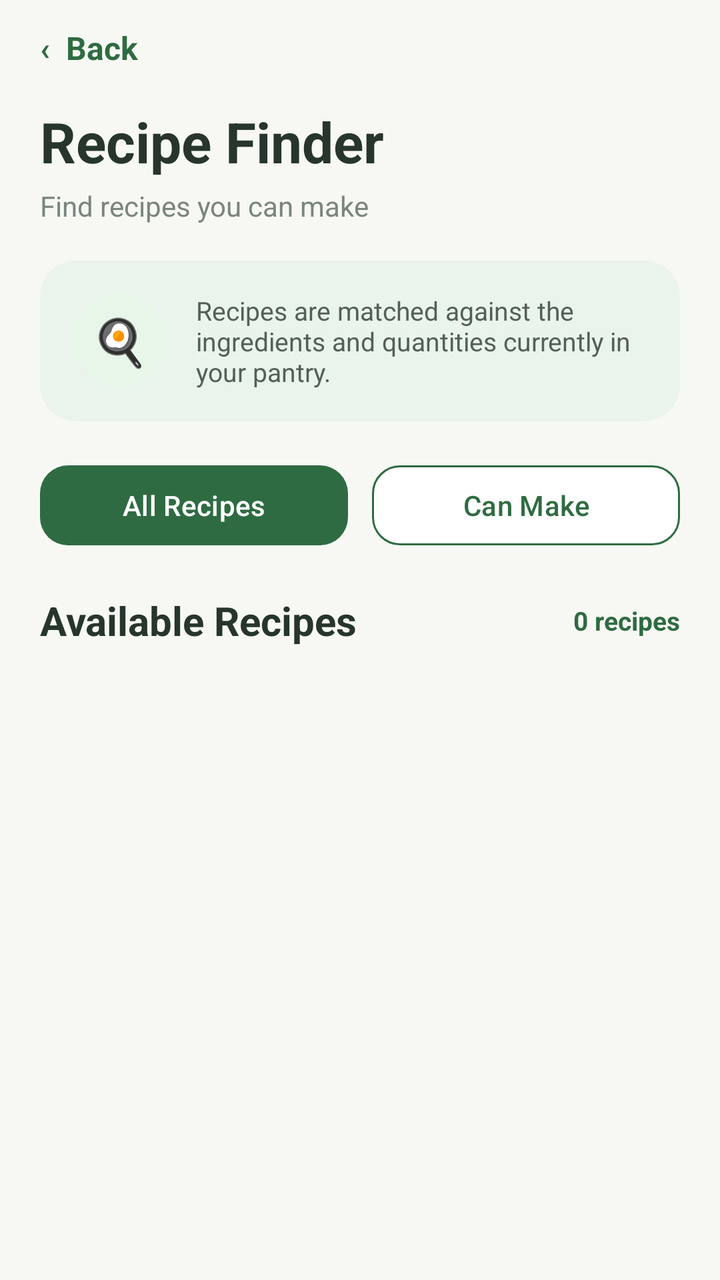
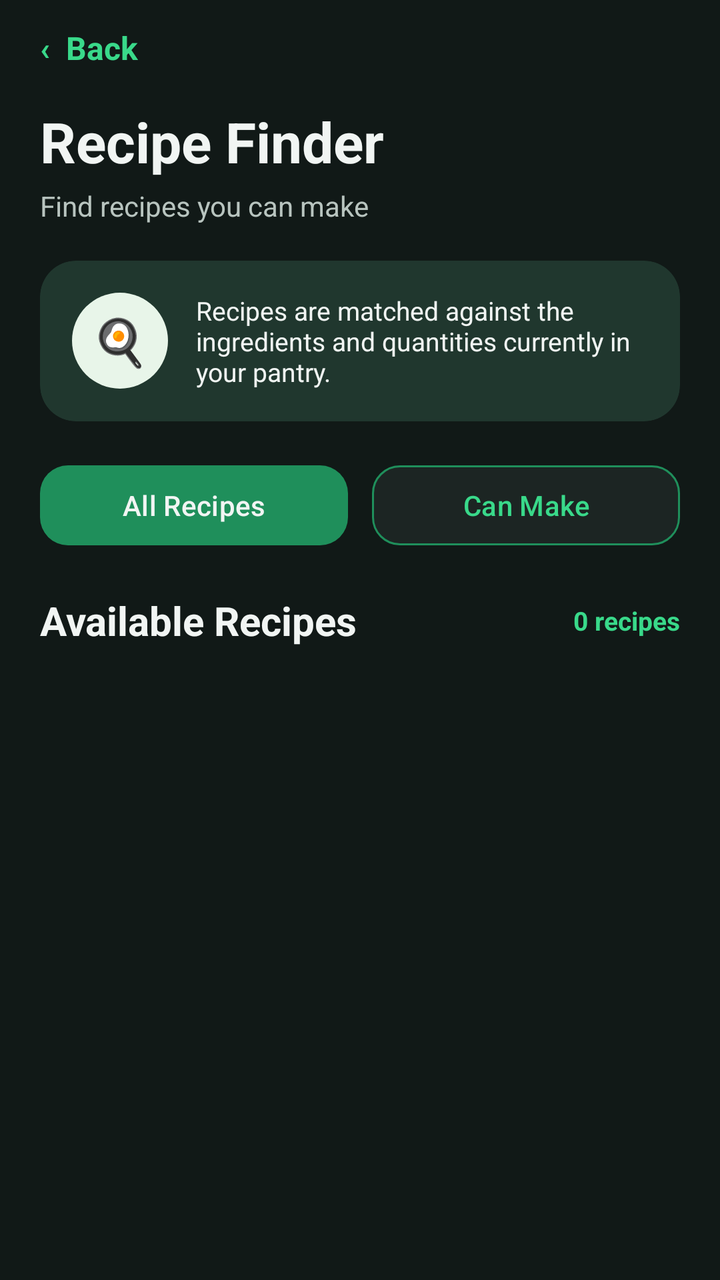

Screens rendered from an Android XML layout before and after an edit, with the pre-edit source and the edit as a unified diff.
<!-- AndroidManifest.xml: application theme Theme.SmartPantryManager -->
<!-- res/layout/activity_recipe_list.xml -->
<?xml version="1.0" encoding="utf-8"?>
<androidx.constraintlayout.widget.ConstraintLayout
    xmlns:android="http://schemas.android.com/apk/res/android"
    xmlns:app="http://schemas.android.com/apk/res-auto"
    xmlns:tools="http://schemas.android.com/tools"
    android:layout_width="match_parent"
    android:layout_height="match_parent"
    android:background="#F7F8F3">

    
    <TextView
        android:id="@+id/backButton"
        android:layout_width="wrap_content"
        android:layout_height="48dp"
        android:layout_marginStart="20dp"
        android:gravity="center_vertical"
        android:text="‹  Back"
        android:textColor="#2F6B42"
        android:textSize="16sp"
        android:textStyle="bold"
        app:layout_constraintStart_toStartOf="parent"
        app:layout_constraintTop_toTopOf="parent" />

    <TextView
        android:id="@+id/recipeTitle"
        android:layout_width="0dp"
        android:layout_height="wrap_content"
        android:layout_marginStart="20dp"
        android:layout_marginTop="4dp"
        android:layout_marginEnd="20dp"
        android:text="Recipe Finder"
        android:textColor="#27352B"
        android:textSize="28sp"
        android:textStyle="bold"
        app:layout_constraintEnd_toEndOf="parent"
        app:layout_constraintStart_toStartOf="parent"
        app:layout_constraintTop_toBottomOf="@id/backButton" />

    <TextView
        android:id="@+id/recipeSubtitle"
        android:layout_width="0dp"
        android:layout_height="wrap_content"
        android:layout_marginStart="20dp"
        android:layout_marginTop="4dp"
        android:layout_marginEnd="20dp"
        android:text="Find recipes you can make"
        android:textColor="#7A857E"
        android:textSize="14sp"
        app:layout_constraintEnd_toEndOf="parent"
        app:layout_constraintStart_toStartOf="parent"
        app:layout_constraintTop_toBottomOf="@id/recipeTitle" />

    
    <com.google.android.material.card.MaterialCardView
        android:id="@+id/recipeIntroCard"
        android:layout_width="0dp"
        android:layout_height="wrap_content"
        android:layout_marginStart="20dp"
        android:layout_marginTop="18dp"
        android:layout_marginEnd="20dp"
        app:cardBackgroundColor="#EAF3EC"
        app:cardCornerRadius="18dp"
        app:strokeWidth="0dp"
        app:layout_constraintEnd_toEndOf="parent"
        app:layout_constraintStart_toStartOf="parent"
        app:layout_constraintTop_toBottomOf="@id/recipeSubtitle">

        <LinearLayout
            android:layout_width="match_parent"
            android:layout_height="wrap_content"
            android:gravity="center_vertical"
            android:orientation="horizontal"
            android:padding="16dp">

            <TextView
                android:layout_width="48dp"
                android:layout_height="48dp"
                android:background="@drawable/icon_circle_green"
                android:gravity="center"
                android:text="🍳"
                android:textSize="23sp" />

            <TextView
                android:layout_width="0dp"
                android:layout_height="wrap_content"
                android:layout_marginStart="14dp"
                android:layout_weight="1"
                android:text="Recipes are matched against the ingredients and quantities currently in your pantry."
                android:textColor="#526158"
                android:textSize="13sp" />

        </LinearLayout>

    </com.google.android.material.card.MaterialCardView>

    
    <LinearLayout
        android:id="@+id/filterButtons"
        android:layout_width="0dp"
        android:layout_height="wrap_content"
        android:layout_marginStart="20dp"
        android:layout_marginTop="18dp"
        android:layout_marginEnd="20dp"
        android:orientation="horizontal"
        app:layout_constraintEnd_toEndOf="parent"
        app:layout_constraintStart_toStartOf="parent"
        app:layout_constraintTop_toBottomOf="@id/recipeIntroCard">

        <com.google.android.material.button.MaterialButton
            android:id="@+id/allRecipesButton"
            android:layout_width="0dp"
            android:layout_height="48dp"
            android:layout_marginEnd="6dp"
            android:layout_weight="1"
            android:text="All Recipes"
            android:textAllCaps="false"
            android:textSize="14sp"
            app:backgroundTint="#2F6B42"
            app:cornerRadius="14dp" />

        <com.google.android.material.button.MaterialButton
            android:id="@+id/canMakeButton"
            android:layout_width="0dp"
            android:layout_height="48dp"
            android:layout_marginStart="6dp"
            android:layout_weight="1"
            android:text="Can Make"
            android:textAllCaps="false"
            android:textColor="#2F6B42"
            android:textSize="14sp"
            app:backgroundTint="#FFFFFF"
            app:cornerRadius="14dp"
            app:strokeColor="#2F6B42"
            app:strokeWidth="1dp" />

    </LinearLayout>

    
    <LinearLayout
        android:id="@+id/recipeSectionHeading"
        android:layout_width="0dp"
        android:layout_height="wrap_content"
        android:layout_marginStart="20dp"
        android:layout_marginTop="20dp"
        android:layout_marginEnd="20dp"
        android:gravity="center_vertical"
        android:orientation="horizontal"
        app:layout_constraintEnd_toEndOf="parent"
        app:layout_constraintStart_toStartOf="parent"
        app:layout_constraintTop_toBottomOf="@id/filterButtons">

        <TextView
            android:layout_width="0dp"
            android:layout_height="wrap_content"
            android:layout_weight="1"
            android:text="Available Recipes"
            android:textColor="#27352B"
            android:textSize="20sp"
            android:textStyle="bold" />

        <TextView
            android:id="@+id/recipeCountText"
            android:layout_width="wrap_content"
            android:layout_height="wrap_content"
            android:text="0 recipes"
            android:textColor="#2F6B42"
            android:textSize="13sp"
            android:textStyle="bold" />

    </LinearLayout>

    
    <androidx.recyclerview.widget.RecyclerView
        android:id="@+id/recipeRecyclerView"
        android:layout_width="0dp"
        android:layout_height="0dp"
        android:layout_marginStart="20dp"
        android:layout_marginTop="12dp"
        android:layout_marginEnd="20dp"
        android:layout_marginBottom="20dp"
        android:clipToPadding="false"
        android:overScrollMode="ifContentScrolls"
        android:paddingBottom="8dp"
        app:layout_constraintBottom_toBottomOf="parent"
        app:layout_constraintEnd_toEndOf="parent"
        app:layout_constraintStart_toStartOf="parent"
        app:layout_constraintTop_toBottomOf="@id/recipeSectionHeading"
        tools:listitem="@layout/item_recipe" />

    
    <com.google.android.material.card.MaterialCardView
        android:id="@+id/emptyRecipeCard"
        android:layout_width="0dp"
        android:layout_height="wrap_content"
        android:layout_marginStart="20dp"
        android:layout_marginTop="12dp"
        android:layout_marginEnd="20dp"
        android:visibility="gone"
        app:cardBackgroundColor="#FFFFFF"
        app:cardCornerRadius="18dp"
        app:strokeWidth="0dp"
        app:layout_constraintEnd_toEndOf="parent"
        app:layout_constraintStart_toStartOf="parent"
        app:layout_constraintTop_toBottomOf="@id/recipeSectionHeading">

        <LinearLayout
            android:layout_width="match_parent"
            android:layout_height="wrap_content"
            android:gravity="center"
            android:orientation="vertical"
            android:padding="28dp">

            <TextView
                android:layout_width="wrap_content"
                android:layout_height="wrap_content"
                android:text="🍳"
                android:textSize="32sp" />

            <TextView
                android:layout_width="wrap_content"
                android:layout_height="wrap_content"
                android:layout_marginTop="10dp"
                android:text="No recipes found"
                android:textColor="#27352B"
                android:textSize="17sp"
                android:textStyle="bold" />

            <TextView
                android:layout_width="wrap_content"
                android:layout_height="wrap_content"
                android:layout_marginTop="5dp"
                android:text="Try adding more ingredients to your pantry."
                android:textColor="#7A857E"
                android:textSize="13sp" />

        </LinearLayout>

    </com.google.android.material.card.MaterialCardView>

</androidx.constraintlayout.widget.ConstraintLayout>
<!-- res/layout/item_recipe.xml (included above) -->
<?xml version="1.0" encoding="utf-8"?>
<androidx.cardview.widget.CardView
    xmlns:android="http://schemas.android.com/apk/res/android"
    android:layout_width="match_parent"
    android:layout_height="wrap_content"
    android:layout_marginBottom="12dp"
    android:backgroundTint="#FFFFFF"
    android:elevation="0dp"
    android:radius="20dp">

    <LinearLayout
        android:layout_width="match_parent"
        android:layout_height="wrap_content"
        android:gravity="center_vertical"
        android:orientation="horizontal"
        android:padding="16dp">

        
        <TextView
            android:id="@+id/recipeIcon"
            android:layout_width="58dp"
            android:layout_height="58dp"
            android:background="@drawable/icon_circle_green"
            android:gravity="center"
            android:text="🍳"
            android:textSize="25sp" />

        
        <LinearLayout
            android:layout_width="0dp"
            android:layout_height="wrap_content"
            android:layout_marginStart="14dp"
            android:layout_weight="1"
            android:orientation="vertical">

            <TextView
                android:id="@+id/recipeName"
                android:layout_width="wrap_content"
                android:layout_height="wrap_content"
                android:text="Chicken Fried Rice"
                android:textColor="#27352B"
                android:textSize="16sp"
                android:textStyle="bold" />

            <TextView
                android:id="@+id/recipeDescription"
                android:layout_width="wrap_content"
                android:layout_height="wrap_content"
                android:layout_marginTop="4dp"
                android:maxLines="2"
                android:text="A quick and tasty rice meal."
                android:textColor="#7A857E"
                android:textSize="13sp" />

            <TextView
                android:id="@+id/recipeMatchStatus"
                android:layout_width="wrap_content"
                android:layout_height="wrap_content"
                android:layout_marginTop="7dp"
                android:text="✓ You can make this"
                android:textColor="#2F6B42"
                android:textSize="12sp"
                android:textStyle="bold" />

        </LinearLayout>

        
        <TextView
            android:layout_width="wrap_content"
            android:layout_height="wrap_content"
            android:text="›"
            android:textColor="#839087"
            android:textSize="28sp" />

    </LinearLayout>

</androidx.cardview.widget.CardView>
<!-- resources referenced by this layout -->
<resources>
  <!-- drawable icon_circle_green (drawable) -->
  <?xml version="1.0" encoding="utf-8"?>
  <shape xmlns:android="http://schemas.android.com/apk/res/android"
      android:shape="oval">
  
      <solid android:color="#E8F5E9" />
  
  </shape>
  <style name="Theme.SmartPantryManager" parent="Base.Theme.SmartPantryManager" />
  <style name="Base.Theme.SmartPantryManager" parent="Theme.Material3.DayNight.NoActionBar">
          
          
      </style>
</resources>

<!-- the commit's change to res/layout/activity_recipe_list.xml (unified diff, before → after) -->
@@ -5,7 +5,7 @@
     xmlns:tools="http://schemas.android.com/tools"
     android:layout_width="match_parent"
     android:layout_height="match_parent"
-    android:background="#F7F8F3">
+    android:background="@color/background_dark">
 
     
     <TextView
@@ -15,7 +15,7 @@
         android:layout_marginStart="20dp"
         android:gravity="center_vertical"
         android:text="‹  Back"
-        android:textColor="#2F6B42"
+        android:textColor="@color/primary_green"
         android:textSize="16sp"
         android:textStyle="bold"
         app:layout_constraintStart_toStartOf="parent"
@@ -29,7 +29,7 @@
         android:layout_marginTop="4dp"
         android:layout_marginEnd="20dp"
         android:text="Recipe Finder"
-        android:textColor="#27352B"
+        android:textColor="@color/text_primary_dark"
         android:textSize="28sp"
         android:textStyle="bold"
         app:layout_constraintEnd_toEndOf="parent"
@@ -44,7 +44,7 @@
         android:layout_marginTop="4dp"
         android:layout_marginEnd="20dp"
         android:text="Find recipes you can make"
-        android:textColor="#7A857E"
+        android:textColor="@color/text_secondary_dark"
         android:textSize="14sp"
         app:layout_constraintEnd_toEndOf="parent"
         app:layout_constraintStart_toStartOf="parent"
@@ -58,7 +58,7 @@
         android:layout_marginStart="20dp"
         android:layout_marginTop="18dp"
         android:layout_marginEnd="20dp"
-        app:cardBackgroundColor="#EAF3EC"
+        app:cardBackgroundColor="@color/surface_green"
         app:cardCornerRadius="18dp"
         app:strokeWidth="0dp"
         app:layout_constraintEnd_toEndOf="parent"
@@ -86,7 +86,7 @@
                 android:layout_marginStart="14dp"
                 android:layout_weight="1"
                 android:text="Recipes are matched against the ingredients and quantities currently in your pantry."
-                android:textColor="#526158"
+                android:textColor="@color/text_primary_dark"
                 android:textSize="13sp" />
 
         </LinearLayout>
@@ -114,8 +114,9 @@
             android:layout_weight="1"
             android:text="All Recipes"
             android:textAllCaps="false"
+            android:textColor="@color/text_primary_dark"
             android:textSize="14sp"
-            app:backgroundTint="#2F6B42"
+            app:backgroundTint="@color/primary_green_dark"
             app:cornerRadius="14dp" />
 
         <com.google.android.material.button.MaterialButton
@@ -126,11 +127,11 @@
             android:layout_weight="1"
             android:text="Can Make"
             android:textAllCaps="false"
-            android:textColor="#2F6B42"
+            android:textColor="@color/primary_green"
             android:textSize="14sp"
-            app:backgroundTint="#FFFFFF"
+            app:backgroundTint="@color/surface_dark"
             app:cornerRadius="14dp"
-            app:strokeColor="#2F6B42"
+            app:strokeColor="@color/primary_green_dark"
             app:strokeWidth="1dp" />
 
     </LinearLayout>
@@ -154,7 +155,7 @@
             android:layout_height="wrap_content"
             android:layout_weight="1"
             android:text="Available Recipes"
-            android:textColor="#27352B"
+            android:textColor="@color/text_primary_dark"
             android:textSize="20sp"
             android:textStyle="bold" />
 
@@ -163,7 +164,7 @@
             android:layout_width="wrap_content"
             android:layout_height="wrap_content"
             android:text="0 recipes"
-            android:textColor="#2F6B42"
+            android:textColor="@color/primary_green"
             android:textSize="13sp"
             android:textStyle="bold" />
 
@@ -196,7 +197,7 @@
         android:layout_marginTop="12dp"
         android:layout_marginEnd="20dp"
         android:visibility="gone"
-        app:cardBackgroundColor="#FFFFFF"
+        app:cardBackgroundColor="@color/surface_card"
         app:cardCornerRadius="18dp"
         app:strokeWidth="0dp"
         app:layout_constraintEnd_toEndOf="parent"
@@ -221,7 +222,7 @@
                 android:layout_height="wrap_content"
                 android:layout_marginTop="10dp"
                 android:text="No recipes found"
-                android:textColor="#27352B"
+                android:textColor="@color/text_primary_dark"
                 android:textSize="17sp"
                 android:textStyle="bold" />
 
@@ -230,7 +231,7 @@
                 android:layout_height="wrap_content"
                 android:layout_marginTop="5dp"
                 android:text="Try adding more ingredients to your pantry."
-                android:textColor="#7A857E"
+                android:textColor="@color/text_secondary_dark"
                 android:textSize="13sp" />
 
         </LinearLayout>
@@ -242,12 +243,13 @@
 <?xml version="1.0" encoding="utf-8"?>
 <androidx.cardview.widget.CardView
     xmlns:android="http://schemas.android.com/apk/res/android"
+    xmlns:app="http://schemas.android.com/apk/res-auto"
     android:layout_width="match_parent"
     android:layout_height="wrap_content"
     android:layout_marginBottom="12dp"
-    android:backgroundTint="#FFFFFF"
-    android:elevation="0dp"
-    android:radius="20dp">
+    app:cardBackgroundColor="@color/surface_card"
+    app:cardCornerRadius="20dp"
+    app:cardElevation="0dp">
 
     <LinearLayout
         android:layout_width="match_parent"
@@ -279,7 +281,7 @@
                 android:layout_width="wrap_content"
                 android:layout_height="wrap_content"
                 android:text="Chicken Fried Rice"
-                android:textColor="#27352B"
+                android:textColor="@color/text_primary_dark"
                 android:textSize="16sp"
                 android:textStyle="bold" />
 
@@ -290,7 +292,7 @@
                 android:layout_marginTop="4dp"
                 android:maxLines="2"
                 android:text="A quick and tasty rice meal."
-                android:textColor="#7A857E"
+                android:textColor="@color/text_secondary_dark"
                 android:textSize="13sp" />
 
             <TextView
@@ -299,7 +301,7 @@
                 android:layout_height="wrap_content"
                 android:layout_marginTop="7dp"
                 android:text="✓ You can make this"
-                android:textColor="#2F6B42"
+                android:textColor="@color/primary_green"
                 android:textSize="12sp"
                 android:textStyle="bold" />
 
@@ -310,7 +312,7 @@
             android:layout_width="wrap_content"
             android:layout_height="wrap_content"
             android:text="›"
-            android:textColor="#839087"
+            android:textColor="@color/text_muted_dark"
             android:textSize="28sp" />
 
     </LinearLayout>
<!-- resource entries referenced after the edit -->
@@ -1,5 +1,14 @@
 <!-- resources referenced by this layout -->
 <resources>
+  <color name="background_dark">#111917</color>
+  <color name="primary_green">#39D98A</color>
+  <color name="primary_green_dark">#1F8F5B</color>
+  <color name="surface_card">#26322F</color>
+  <color name="surface_dark">#1C2523</color>
+  <color name="surface_green">#20372E</color>
+  <color name="text_muted_dark">#8E9B96</color>
+  <color name="text_primary_dark">#F1F5F3</color>
+  <color name="text_secondary_dark">#B8C4BF</color>
   <!-- drawable icon_circle_green (drawable) -->
   <?xml version="1.0" encoding="utf-8"?>
   <shape xmlns:android="http://schemas.android.com/apk/res/android"
@@ -9,9 +18,26 @@
   
   </shape>
   <style name="Theme.SmartPantryManager" parent="Base.Theme.SmartPantryManager" />
-  <style name="Base.Theme.SmartPantryManager" parent="Theme.Material3.DayNight.NoActionBar">
-          
-          
+  <style name="Base.Theme.SmartPantryManager" parent="Theme.Material3.Dark.NoActionBar">
+  
+          <item name="colorPrimary">@color/primary_green</item>
+          <item name="colorOnPrimary">@color/black</item>
+  
+          <item name="colorSecondary">@color/primary_green_dark</item>
+          <item name="colorOnSecondary">@color/text_primary_dark</item>
+  
+          <item name="colorSurface">@color/surface_dark</item>
+          <item name="colorOnSurface">@color/text_primary_dark</item>
+  
+          <item name="android:windowBackground">@color/background_dark</item>
+          <item name="android:colorAccent">@color/primary_green</item>
+  
+          <item name="android:statusBarColor">@color/background_dark</item>
+          <item name="android:navigationBarColor">@color/background_dark</item>
+  
+          <item name="android:windowLightStatusBar">false</item>
+  
       </style>
+  <color name="black">#FF000000</color>
 </resources>
 
